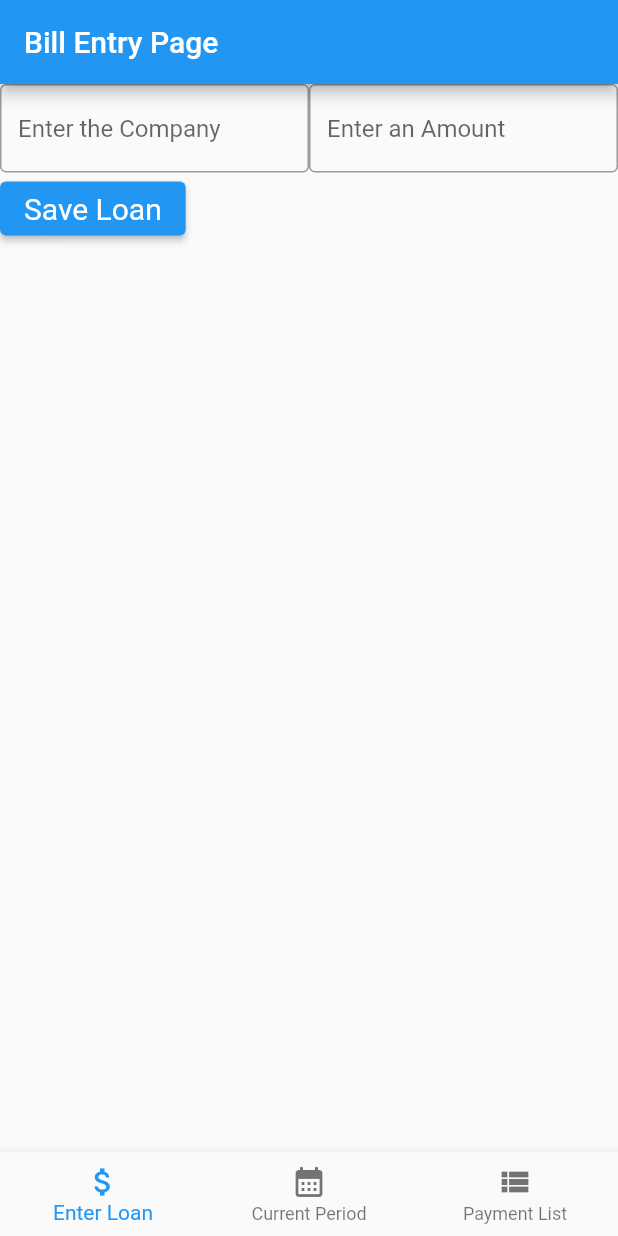
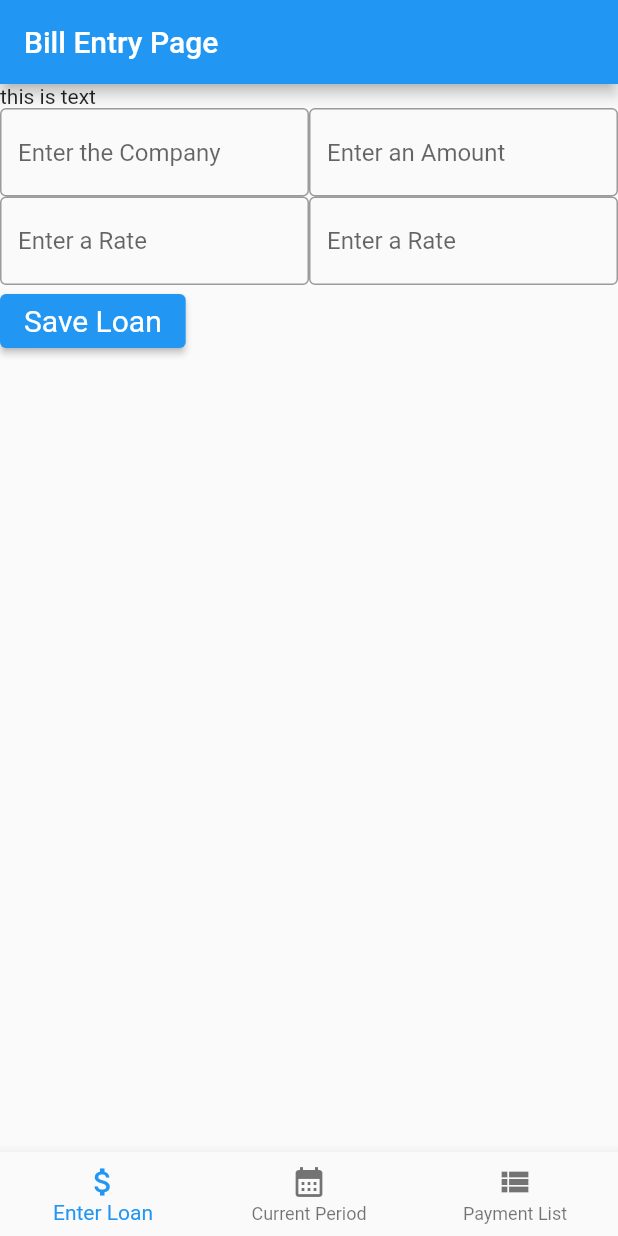
Before and after one commit to Correu/bill_manager, a Flutter app: the screen it shows after launch, on a phone screen of 412 x 824 dp. Run offline on Flutter 3.47's test engine with Material 2 defaults, Android fonts, the phone set to English and light mode, and no system bars; our stand-ins replace table_calendar.

Commit message:
bill entry page changes
added drop down feature to project and entry page additions

```diff
--- a/lib/views/Models/Loans.dart
+++ b/lib/views/Models/Loans.dart
@@ -18,6 +18,7 @@ class Loans {
     }
     return data;
   }
+
   //return data about a specific users loans
   static Future<Loans> fetchLoans() async {
     final response =
@@ -29,8 +30,10 @@ class Loans {
       throw Exception('Failed to load loans');
     }
   }
+
   //send data to post route to create loan
-  static Future<http.Response> createLoan(String company, String amount) {
+  static Future<http.Response> createLoan(
+      String company, String amount, String rate) {
     return http.post(
       Uri.parse('http://10.0.2.2:8000/api/saveLoan'),
       headers: <String, String>{
@@ -38,7 +41,8 @@ class Loans {
       },
       body: jsonEncode(<String, String>{
         'company': company,
-        'amount': amount
+        'amount': amount,
+        'rate': rate,
       }),
     );
   }
--- /dev/null
+++ b/lib/views/Widgets/offer_type_dropdown.dart
@@ -0,0 +1,12 @@
+import 'package:flutter/material.dart';
+
+class OfferTypeDropdown extends StatelessWidget {
+  const OfferTypeDropdown({Key? key}) : super(key: key);
+
+  @override
+  Widget build(BuildContext context) {
+    return const Text(
+      'this is text',
+    );
+  }
+}
--- a/lib/views/bill_entry.dart
+++ b/lib/views/bill_entry.dart
@@ -1,3 +1,4 @@
+import 'package:bill_manager/views/Widgets/offer_type_dropdown.dart';
 import 'package:flutter/material.dart';
 import 'Models/Loans.dart';
 
@@ -12,6 +13,7 @@ class _BillEntryState extends State<BillEntry> {
   final GlobalKey<FormState> _formKey = GlobalKey<FormState>();
   final companyController = TextEditingController();
   final amountController = TextEditingController();
+  final rateController = TextEditingController();
 
   @override
   Widget build(BuildContext context) {
@@ -25,6 +27,13 @@ class _BillEntryState extends State<BillEntry> {
         key: _formKey,
         child: Column(
           children: [
+            Row(
+              children: [
+                Expanded(
+                  child: OfferTypeDropdown(),
+                ),
+              ],
+            ),
             Row(
               children: [
                 Expanded(
@@ -50,12 +59,37 @@ class _BillEntryState extends State<BillEntry> {
             ),
             Row(
               children: [
+                Expanded(
+                  child: TextField(
+                    decoration: const InputDecoration(
+                      border: OutlineInputBorder(),
+                      hintText: 'Enter a Rate',
+                    ),
+                    keyboardType: TextInputType.number,
+                    controller: rateController,
+                  ),
+                ),
+                Expanded(
+                  child: TextField(
+                    decoration: const InputDecoration(
+                      border: OutlineInputBorder(),
+                      hintText: 'Enter a Rate',
+                    ),
+                    keyboardType: TextInputType.number,
+                    controller: rateController,
+                  ),
+                ),
+              ],
+            ),
+            Row(
+              children: [
                 ElevatedButton(
                   style: ElevatedButton.styleFrom(
                     textStyle: const TextStyle(fontSize: 20),
                   ),
                   onPressed: () {
-                    Loans.createLoan(companyController.text, amountController.text);
+                    Loans.createLoan(companyController.text,
+                        amountController.text, rateController.text);
                   },
                   child: const Text('Save Loan'),
                 ),
```
